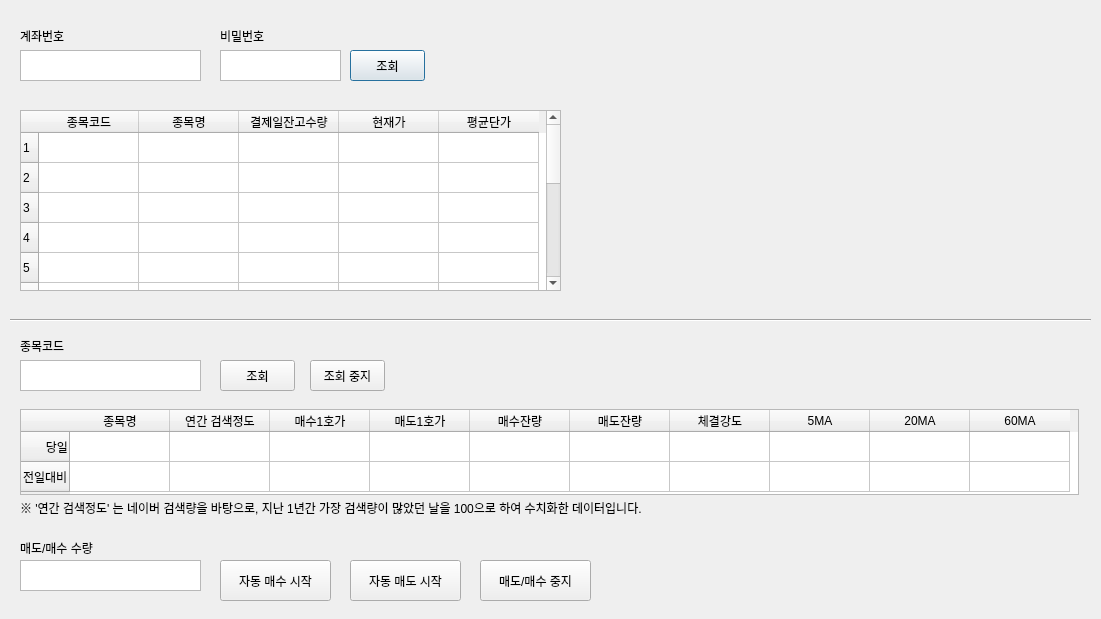
The window that assignment_234109.ui (kolion98/shinhan-indi) describes before a commit, drawn with Qt 5.
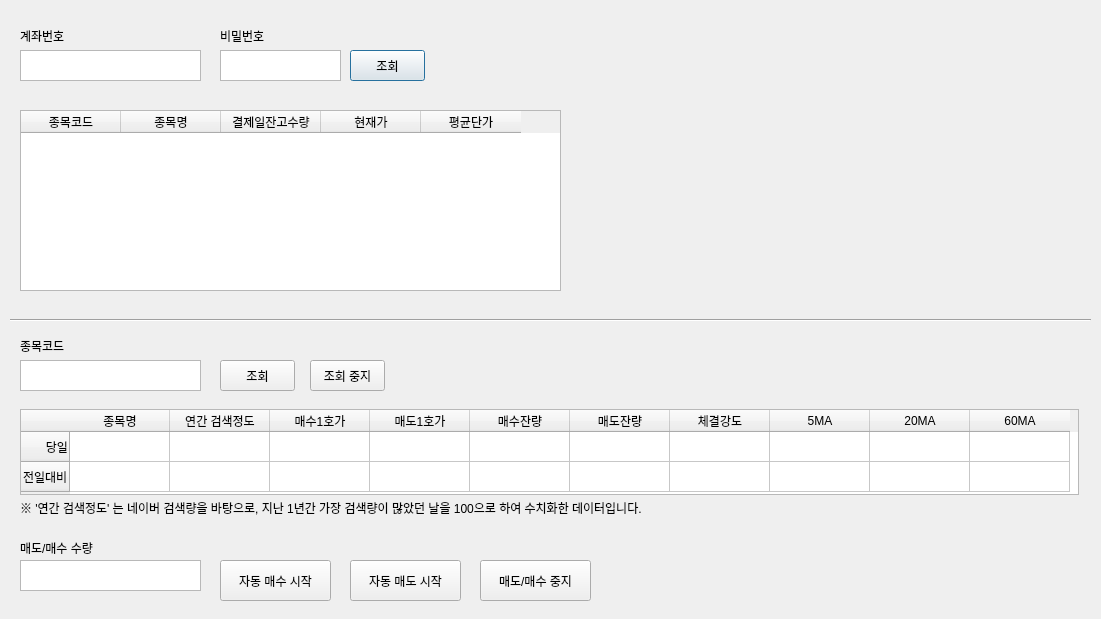
The same window after the commit.

What changed in the file:
```diff
--- a/assignment_234109.ui
+++ b/assignment_234109.ui
@@ -84,71 +84,6 @@
    <property name="layoutDirection">
     <enum>Qt::LeftToRight</enum>
    </property>
-   <row>
-    <property name="text">
-     <string>1</string>
-    </property>
-   </row>
-   <row>
-    <property name="text">
-     <string>2</string>
-    </property>
-   </row>
-   <row>
-    <property name="text">
-     <string>3</string>
-    </property>
-   </row>
-   <row>
-    <property name="text">
-     <string>4</string>
-    </property>
-   </row>
-   <row>
-    <property name="text">
-     <string>5</string>
-    </property>
-   </row>
-   <row>
-    <property name="text">
-     <string>6</string>
-    </property>
-   </row>
-   <row>
-    <property name="text">
-     <string>7</string>
-    </property>
-   </row>
-   <row>
-    <property name="text">
-     <string>8</string>
-    </property>
-   </row>
-   <row>
-    <property name="text">
-     <string>9</string>
-    </property>
-   </row>
-   <row>
-    <property name="text">
-     <string>10</string>
-    </property>
-   </row>
-   <row>
-    <property name="text">
-     <string>11</string>
-    </property>
-   </row>
-   <row>
-    <property name="text">
-     <string>12</string>
-    </property>
-   </row>
-   <row>
-    <property name="text">
-     <string>13</string>
-    </property>
-   </row>
    <column>
     <property name="text">
      <string>종목코드</string>
@@ -174,318 +109,6 @@
      <string>평균단가</string>
     </property>
    </column>
-   <item row="0" column="2">
-    <property name="text">
-     <string/>
-    </property>
-    <property name="textAlignment">
-     <set>AlignTrailing|AlignVCenter</set>
-    </property>
-   </item>
-   <item row="0" column="3">
-    <property name="text">
-     <string/>
-    </property>
-    <property name="textAlignment">
-     <set>AlignTrailing|AlignVCenter</set>
-    </property>
-   </item>
-   <item row="0" column="4">
-    <property name="text">
-     <string/>
-    </property>
-    <property name="textAlignment">
-     <set>AlignTrailing|AlignVCenter</set>
-    </property>
-   </item>
-   <item row="1" column="2">
-    <property name="text">
-     <string/>
-    </property>
-    <property name="textAlignment">
-     <set>AlignTrailing|AlignVCenter</set>
-    </property>
-   </item>
-   <item row="1" column="3">
-    <property name="text">
-     <string/>
-    </property>
-    <property name="textAlignment">
-     <set>AlignTrailing|AlignVCenter</set>
-    </property>
-   </item>
-   <item row="1" column="4">
-    <property name="text">
-     <string/>
-    </property>
-    <property name="textAlignment">
-     <set>AlignTrailing|AlignVCenter</set>
-    </property>
-   </item>
-   <item row="2" column="2">
-    <property name="text">
-     <string/>
-    </property>
-    <property name="textAlignment">
-     <set>AlignTrailing|AlignVCenter</set>
-    </property>
-   </item>
-   <item row="2" column="3">
-    <property name="text">
-     <string/>
-    </property>
-    <property name="textAlignment">
-     <set>AlignTrailing|AlignVCenter</set>
-    </property>
-   </item>
-   <item row="2" column="4">
-    <property name="text">
-     <string/>
-    </property>
-    <property name="textAlignment">
-     <set>AlignTrailing|AlignVCenter</set>
-    </property>
-   </item>
-   <item row="3" column="2">
-    <property name="text">
-     <string/>
-    </property>
-    <property name="textAlignment">
-     <set>AlignTrailing|AlignVCenter</set>
-    </property>
-   </item>
-   <item row="3" column="3">
-    <property name="text">
-     <string/>
-    </property>
-    <property name="textAlignment">
-     <set>AlignTrailing|AlignVCenter</set>
-    </property>
-   </item>
-   <item row="3" column="4">
-    <property name="text">
-     <string/>
-    </property>
-    <property name="textAlignment">
-     <set>AlignTrailing|AlignVCenter</set>
-    </property>
-   </item>
-   <item row="4" column="2">
-    <property name="text">
-     <string/>
-    </property>
-    <property name="textAlignment">
-     <set>AlignTrailing|AlignVCenter</set>
-    </property>
-   </item>
-   <item row="4" column="3">
-    <property name="text">
-     <string/>
-    </property>
-    <property name="textAlignment">
-     <set>AlignTrailing|AlignVCenter</set>
-    </property>
-   </item>
-   <item row="4" column="4">
-    <property name="text">
-     <string/>
-    </property>
-    <property name="textAlignment">
-     <set>AlignTrailing|AlignVCenter</set>
-    </property>
-   </item>
-   <item row="5" column="2">
-    <property name="text">
-     <string/>
-    </property>
-    <property name="textAlignment">
-     <set>AlignTrailing|AlignVCenter</set>
-    </property>
-   </item>
-   <item row="5" column="3">
-    <property name="text">
-     <string/>
-    </property>
-    <property name="textAlignment">
-     <set>AlignTrailing|AlignVCenter</set>
-    </property>
-   </item>
-   <item row="5" column="4">
-    <property name="text">
-     <string/>
-    </property>
-    <property name="textAlignment">
-     <set>AlignTrailing|AlignVCenter</set>
-    </property>
-   </item>
-   <item row="6" column="2">
-    <property name="text">
-     <string/>
-    </property>
-    <property name="textAlignment">
-     <set>AlignTrailing|AlignVCenter</set>
-    </property>
-   </item>
-   <item row="6" column="3">
-    <property name="text">
-     <string/>
-    </property>
-    <property name="textAlignment">
-     <set>AlignTrailing|AlignVCenter</set>
-    </property>
-   </item>
-   <item row="6" column="4">
-    <property name="text">
-     <string/>
-    </property>
-    <property name="textAlignment">
-     <set>AlignTrailing|AlignVCenter</set>
-    </property>
-   </item>
-   <item row="7" column="2">
-    <property name="text">
-     <string/>
-    </property>
-    <property name="textAlignment">
-     <set>AlignTrailing|AlignVCenter</set>
-    </property>
-   </item>
-   <item row="7" column="3">
-    <property name="text">
-     <string/>
-    </property>
-    <property name="textAlignment">
-     <set>AlignTrailing|AlignVCenter</set>
-    </property>
-   </item>
-   <item row="7" column="4">
-    <property name="text">
-     <string/>
-    </property>
-    <property name="textAlignment">
-     <set>AlignTrailing|AlignVCenter</set>
-    </property>
-   </item>
-   <item row="8" column="2">
-    <property name="text">
-     <string/>
-    </property>
-    <property name="textAlignment">
-     <set>AlignTrailing|AlignVCenter</set>
-    </property>
-   </item>
-   <item row="8" column="3">
-    <property name="text">
-     <string/>
-    </property>
-    <property name="textAlignment">
-     <set>AlignTrailing|AlignVCenter</set>
-    </property>
-   </item>
-   <item row="8" column="4">
-    <property name="text">
-     <string/>
-    </property>
-    <property name="textAlignment">
-     <set>AlignTrailing|AlignVCenter</set>
-    </property>
-   </item>
-   <item row="9" column="2">
-    <property name="text">
-     <string/>
-    </property>
-    <property name="textAlignment">
-     <set>AlignTrailing|AlignVCenter</set>
-    </property>
-   </item>
-   <item row="9" column="3">
-    <property name="text">
-     <string/>
-    </property>
-    <property name="textAlignment">
-     <set>AlignTrailing|AlignVCenter</set>
-    </property>
-   </item>
-   <item row="9" column="4">
-    <property name="text">
-     <string/>
-    </property>
-    <property name="textAlignment">
-     <set>AlignTrailing|AlignVCenter</set>
-    </property>
-   </item>
-   <item row="10" column="2">
-    <property name="text">
-     <string/>
-    </property>
-    <property name="textAlignment">
-     <set>AlignTrailing|AlignVCenter</set>
-    </property>
-   </item>
-   <item row="10" column="3">
-    <property name="text">
-     <string/>
-    </property>
-    <property name="textAlignment">
-     <set>AlignTrailing|AlignVCenter</set>
-    </property>
-   </item>
-   <item row="10" column="4">
-    <property name="text">
-     <string/>
-    </property>
-    <property name="textAlignment">
-     <set>AlignTrailing|AlignVCenter</set>
-    </property>
-   </item>
-   <item row="11" column="2">
-    <property name="text">
-     <string/>
-    </property>
-    <property name="textAlignment">
-     <set>AlignTrailing|AlignVCenter</set>
-    </property>
-   </item>
-   <item row="11" column="3">
-    <property name="text">
-     <string/>
-    </property>
-    <property name="textAlignment">
-     <set>AlignTrailing|AlignVCenter</set>
-    </property>
-   </item>
-   <item row="11" column="4">
-    <property name="text">
-     <string/>
-    </property>
-    <property name="textAlignment">
-     <set>AlignTrailing|AlignVCenter</set>
-    </property>
-   </item>
-   <item row="12" column="2">
-    <property name="text">
-     <string/>
-    </property>
-    <property name="textAlignment">
-     <set>AlignTrailing|AlignVCenter</set>
-    </property>
-   </item>
-   <item row="12" column="3">
-    <property name="text">
-     <string/>
-    </property>
-    <property name="textAlignment">
-     <set>AlignTrailing|AlignVCenter</set>
-    </property>
-   </item>
-   <item row="12" column="4">
-    <property name="text">
-     <string/>
-    </property>
-    <property name="textAlignment">
-     <set>AlignTrailing|AlignVCenter</set>
-    </property>
-   </item>
   </widget>
   <widget class="Line" name="line">
    <property name="geometry">
```
